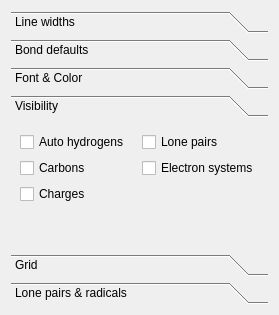
Above: libmolsketch/scenepropertieswidget.ui from timvdm/Molsketch before the change. Below: the same form after it.
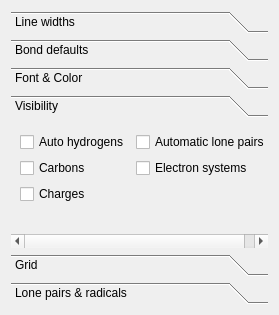
That is the form after the change. The open tabs and pages were chosen to show the change. Custom widgets are drawn as their Qt base class.

Commit message: Change terminology for "automatic lone pairs"

Diff of the .ui file:
```diff
--- a/libmolsketch/scenepropertieswidget.ui
+++ b/libmolsketch/scenepropertieswidget.ui
@@ -158,7 +158,7 @@
        <item row="0" column="1">
         <widget class="QCheckBox" name="lonePairsVisible">
          <property name="text">
-          <string>Lone pairs</string>
+          <string>Automatic lone pairs</string>
          </property>
         </widget>
        </item>
```
Left out of the diff: 2 changed lines with no effect on the pictures. The commit also changes 1 other file.
